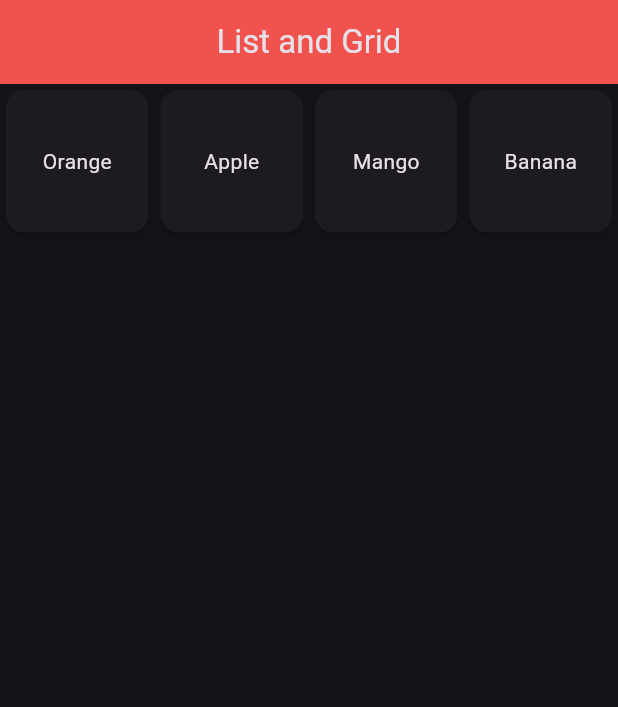
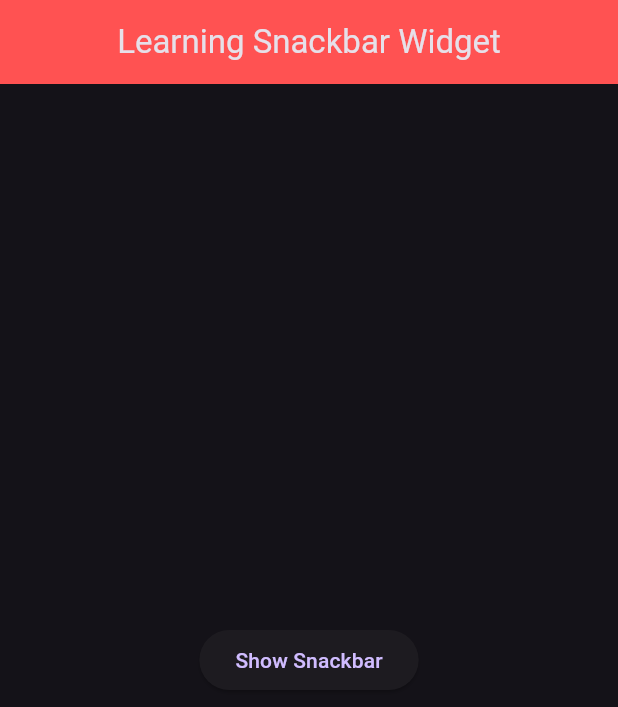
Before and after one commit to subhava06/Flutter-Learning, a Flutter app: the screen it shows after launch, on a phone screen of 412 x 824 dp. Shown: the top 707 px of the screen. Run offline on Flutter 3.47's test engine with Material 3 defaults, Android fonts, the phone set to English and light mode, and no system bars.

Commit message:
snackbar widget and its props

```diff
--- a/lib/main.dart
+++ b/lib/main.dart
@@ -3,6 +3,7 @@ import 'package:thirty_widgets/widgets/button.dart';
 import 'package:thirty_widgets/widgets/container_sized.dart';
 import 'package:thirty_widgets/widgets/list_grid.dart';
 import 'package:thirty_widgets/widgets/rowscols.dart';
+import 'package:thirty_widgets/widgets/snackbar.dart';
 void main() => runApp(const MyApp());
 
 class MyApp extends StatelessWidget {
@@ -16,7 +17,7 @@ class MyApp extends StatelessWidget {
         brightness: Brightness.dark,
         primaryColor: const Color.fromARGB(255, 90, 55, 149),
       ),
-      home:  ListGridState(),
+      home:  SnackbarWidget(),
     );
   }
 }
--- /dev/null
+++ b/lib/widgets/snackbar.dart
@@ -0,0 +1,40 @@
+import 'package:flutter/material.dart';
+
+class SnackbarWidget extends StatelessWidget {
+  const SnackbarWidget({super.key});
+
+  @override
+  Widget build(BuildContext context) {
+    return Scaffold(
+      appBar: AppBar(
+        title: Text("Learning Snackbar Widget"),
+        centerTitle: true, // Correct way to center the title
+        backgroundColor: Colors.redAccent,
+      ),
+      body: Center(
+        child: ElevatedButton(
+          onPressed: () {
+            final snackBar = SnackBar(
+              action: SnackBarAction(label: 'Undo', // displays a button inside the snackbar
+                  onPressed: (){},
+                   textColor: Colors.black,
+              ),
+               shape: RoundedRectangleBorder(borderRadius: BorderRadius.circular(20 )),
+             // padding: EdgeInsets.all(20),
+              behavior: SnackBarBehavior.floating,
+                backgroundColor: Colors.grey,
+                duration: const Duration(milliseconds: 1000),
+                content: Center(
+                  child: Text('This is an error',
+                  style: TextStyle(fontWeight: FontWeight.bold, color: Colors.red,fontStyle: FontStyle.italic,fontSize: 20)),
+                ));
+
+            // Correct placement of showSnackBar
+            ScaffoldMessenger.of(context).showSnackBar(snackBar);
+          },
+          child: Text('Show Snackbar'),
+        ),
+      ),
+    );
+  }
+}
```
